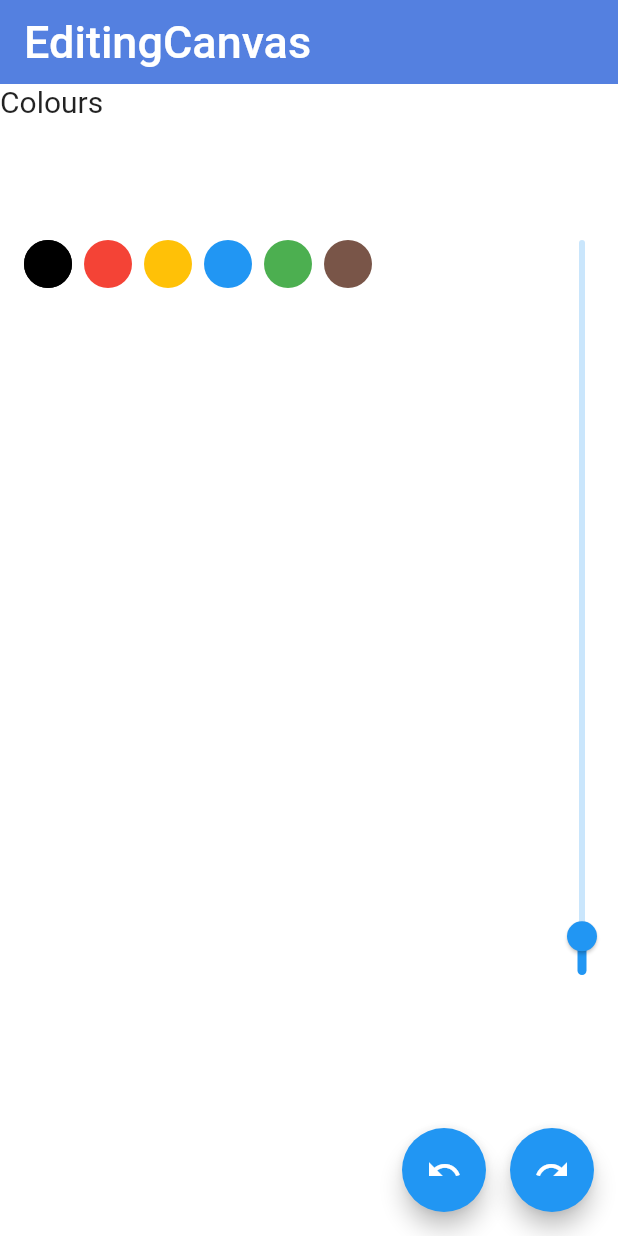
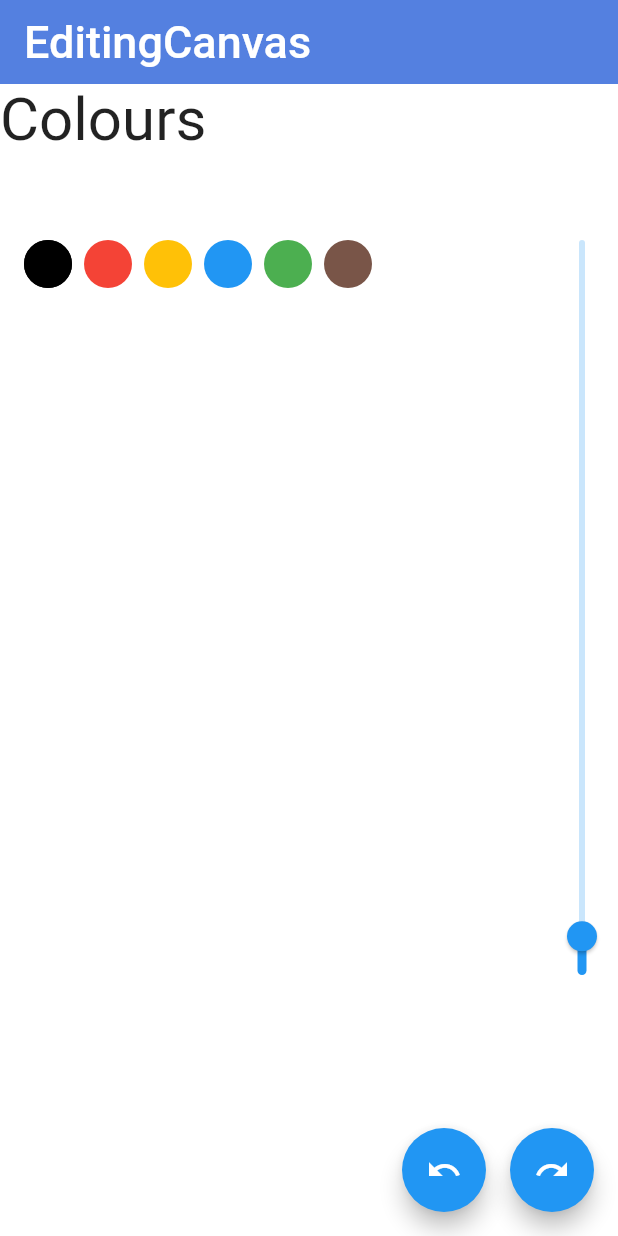
Before and after one commit to zigyprints/appDevelopmentApplications, a Flutter app: the screen it shows after launch, on a phone screen of 412 x 824 dp. Run offline on Flutter 3.47's test engine with Material 2 defaults, Android fonts, the light colour scheme and no system bars.

Commit message:
Added screens,widgets amd functionality

```diff
--- a/editingcanvas/lib/screens/drawing_page.dart
+++ b/editingcanvas/lib/screens/drawing_page.dart
@@ -43,7 +43,7 @@ class _DrawingPageState extends State<DrawingPage> {
           const SafeArea(
             child: Text(
               "Colours",
-              style: TextStyle(fontSize: 20),
+              style: TextStyle(fontSize: 40),
             ),
           ),
           GestureDetector(
```
